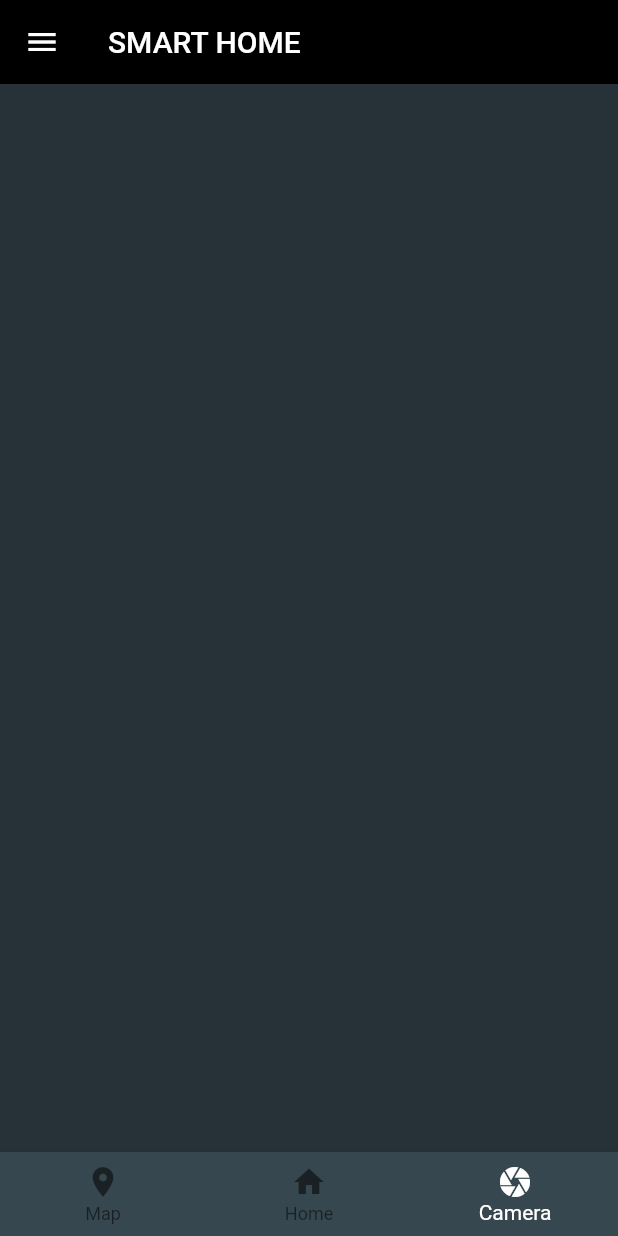
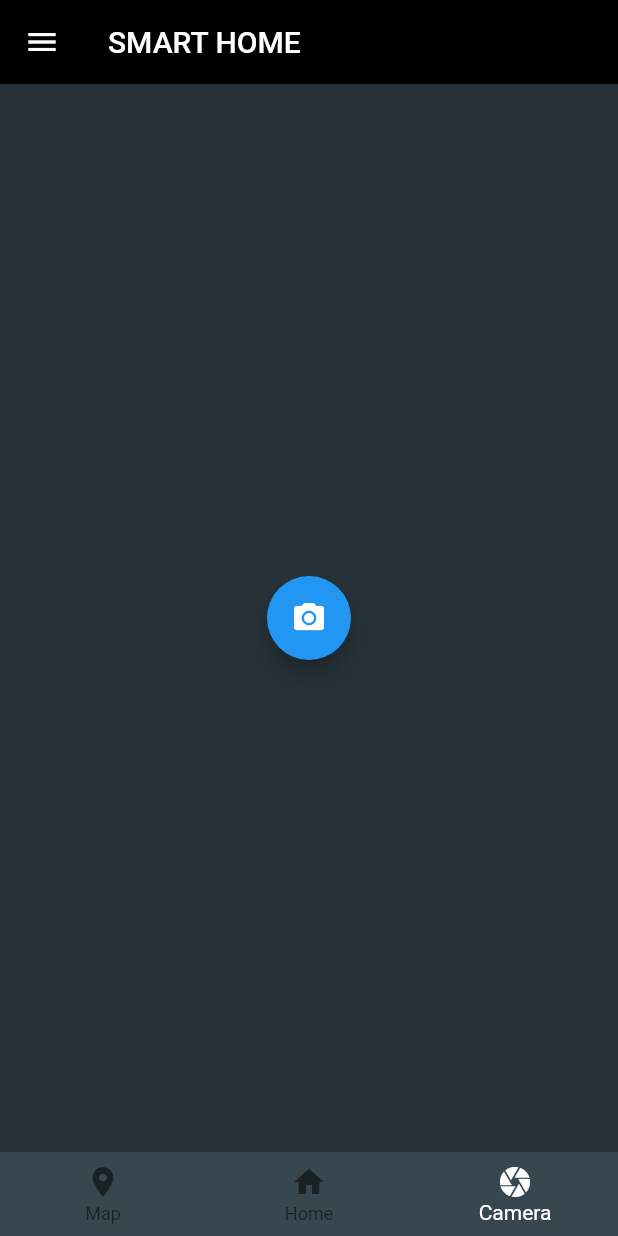
Before and after one commit to Marco1004/CM_Project, a Flutter app: the screen it shows once a user with an empty profile is signed in, item 3 of the bottom bar chosen, on a phone screen of 412 x 824 dp. Run offline on Flutter 3.47's test engine with Material 2 defaults, Android fonts, the light colour scheme and no system bars; our stand-ins replace cloud_firestore, firebase_auth, firebase_core, google_maps_flutter, image_picker; accounts and stored records are empty.

Commit message:
Camera working, not saving

```diff
--- a/Project/lib/Screens/home/home.dart
+++ b/Project/lib/Screens/home/home.dart
@@ -8,6 +8,7 @@ import 'package:cloud_firestore/cloud_firestore.dart';
 import 'package:provider/provider.dart';
 import 'package:google_maps_flutter/google_maps_flutter.dart';
 import 'package:image_picker/image_picker.dart';
+import 'package:path_provider/path_provider.dart';
 
 class HomeScreen extends StatefulWidget {
   const HomeScreen({Key? key}) : super(key: key);
@@ -179,18 +180,30 @@ class CamTab extends StatefulWidget {
 }
 
 class _CamTabState extends State<CamTab> {
-  Future getImage() async {
+  XFile? _image;
+  Future<dynamic> getImage() async {
     try {
       final XFile? photo =
           await ImagePicker().pickImage(source: ImageSource.camera);
-    } on PlatformException catch (e) {
+      setState(() {
+        _image = photo;
+      });
+    } catch (e) {
       print('Failed operation');
     }
   }
 
   @override
   Widget build(BuildContext context) {
-    return Container();
+    return Center(
+        child: FloatingActionButton(
+      onPressed: () {
+        getImage();
+      },
+      heroTag: 'Image',
+      tooltip: 'Take a photo',
+      child: const Icon(Icons.camera_alt),
+    ));
   }
 }
 
--- a/Project/lib/main.dart
+++ b/Project/lib/main.dart
@@ -1,4 +1,4 @@
-import 'dart:html';
+//import 'dart:html';
 
 import 'package:deliverable1/services/auth.dart';
 import 'package:deliverable1/services/database.dart';
--- a/Project/pubspec.yaml
+++ b/Project/pubspec.yaml
@@ -37,6 +37,8 @@ dependencies:
   cloud_firestore: ^3.1.0
   provider: ^6.0.1
   image_picker: ^0.8.4+4
+  path_provider: ^2.0.7
+  path: ^1.8.0
   google_maps_flutter: ^2.1.1
 
 dev_dependencies:
```
Also changed, not shown: Project/pubspec.lock.
